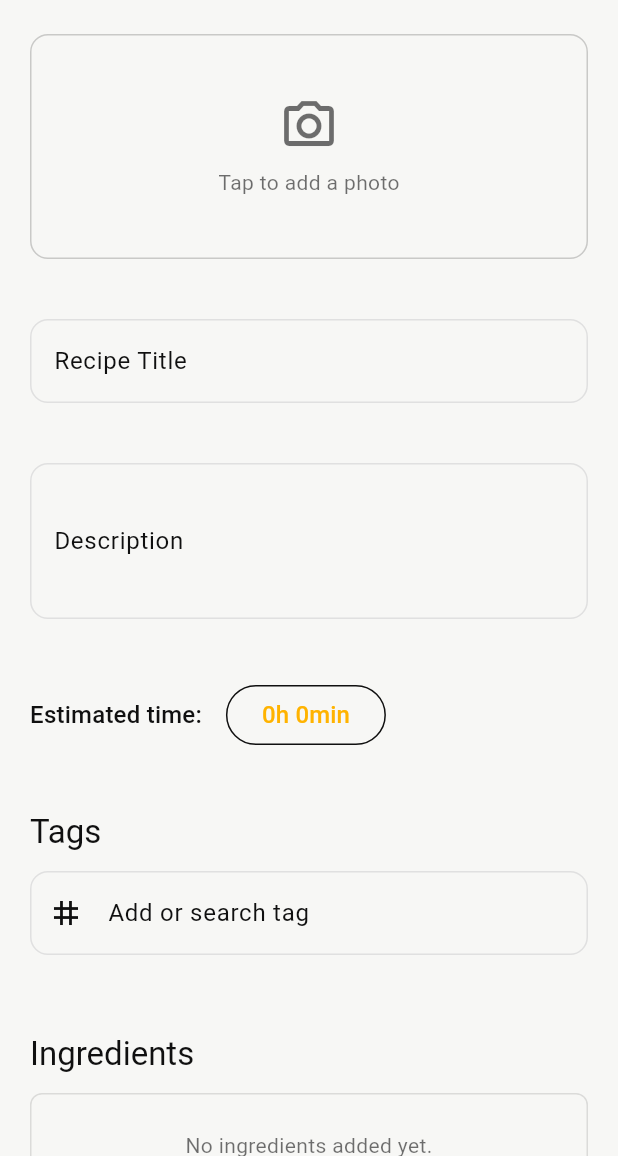
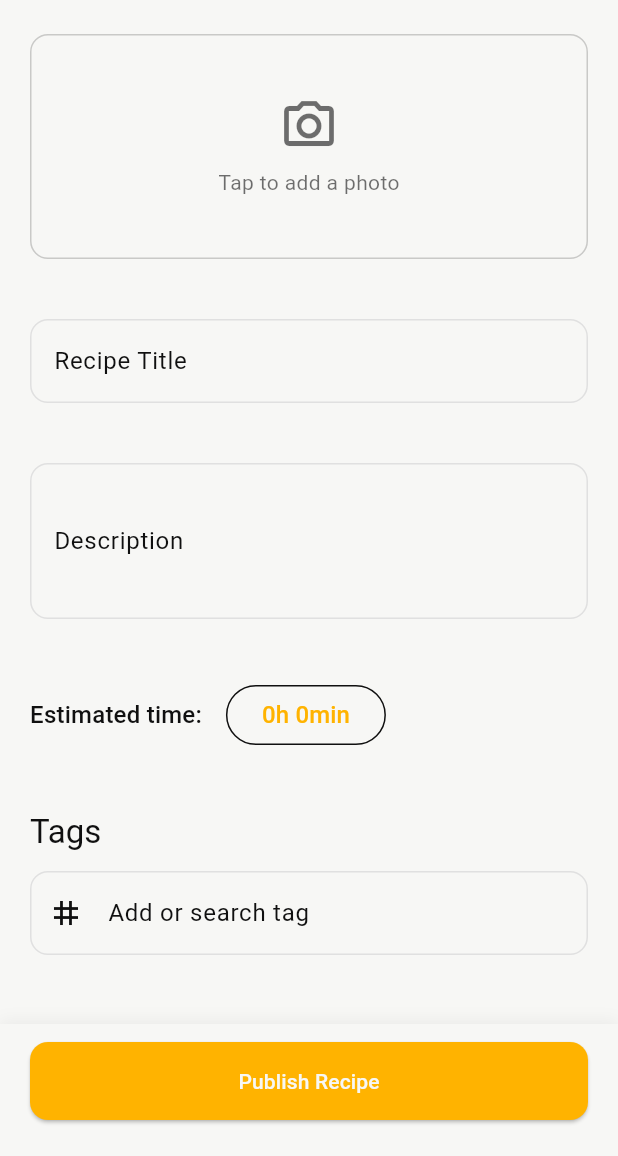
Before and after one commit to badriannp/forking-food, a Flutter app: the AddRecipeScreen screen opened by its route, on a phone screen of 412 x 824 dp, the part 80-1236 px from its top. Run offline on Flutter 3.47's test engine with Material 3 defaults, Android fonts, the phone set to English and light mode, and no system bars; our stand-ins replace cloud_firestore, firebase_auth, firebase_core, firebase_storage, flutter_card_swiper, flutter_svg and 3 more; missing offline and left inert: flutter_facebook_auth; accounts and stored records are empty; project files that could hold a hidden picture were left out.

Commit message:
refactor: ui updates
Add recipe ingredients list and instructions layout

```diff
--- a/lib/screens/tabs/add_recipe_screen.dart
+++ b/lib/screens/tabs/add_recipe_screen.dart
@@ -718,6 +718,7 @@ class _AddRecipeScreenState extends State<AddRecipeScreen> {
     return PopScope(
       canPop: !_hasRecipeDataToClear,
       child: Scaffold(
+        resizeToAvoidBottomInset: false,
         appBar: AppBar(
           centerTitle: true,
           scrolledUnderElevation: 0,
@@ -769,6 +770,9 @@ class _AddRecipeScreenState extends State<AddRecipeScreen> {
             // Close keyboard when tapping outside input fields
             FocusScope.of(context).unfocus();
           },
+          child: Column(
+            children: [
+              Expanded(
                 child: SingleChildScrollView(
                   padding: const EdgeInsets.all(20.0),
                   controller: _scrollController,
@@ -849,10 +853,47 @@ class _AddRecipeScreenState extends State<AddRecipeScreen> {
                         // 6. Dietary Criteria
                         _buildDietaryCriteriaSection(),
 
-                  // 7. Submit Button
-                  Center(
+                        // Extra space at bottom to ensure content is not hidden behind sticky button
+                        // SizedBox(height: MediaQuery.of(context).viewInsets.bottom),
+                      ],
+                    ),
+                  ),
+                ),
+              ),
+              // Sticky publish button at bottom
+              Container(
+                width: double.infinity,
+                // padding: const EdgeInsets.all(20.0),
+                padding: EdgeInsets.fromLTRB(
+                  20.0,
+                  12.0,
+                  20.0,
+                  24.0 + MediaQuery.of(context).viewInsets.bottom,
+                ),
+                decoration: BoxDecoration(
+                  color: Theme.of(context).scaffoldBackgroundColor,
+                  // border: Border(
+                  //   top: BorderSide(
+                  //     color: Theme.of(context).colorScheme.outline.withOpacity(0.2),
+                  //     width: 1,
+                  //   ),
+                  // ),
+                  boxShadow: [
+                    BoxShadow(
+                      color: Colors.black.withOpacity(0.05),
+                      blurRadius: 8,
+                      offset: const Offset(0, -2),
+                    ),
+                  ],
+                ),
                 child: ElevatedButton(
                   onPressed: _isSaving ? null : _saveRecipe,
+                  style: ElevatedButton.styleFrom(
+                    padding: const EdgeInsets.symmetric(vertical: 16),
+                    shape: RoundedRectangleBorder(
+                      borderRadius: BorderRadius.circular(12),
+                    ),
+                  ),
                   child: _isSaving
                     ? const Row(
                         mainAxisSize: MainAxisSize.min,
@@ -869,10 +910,7 @@ class _AddRecipeScreenState extends State<AddRecipeScreen> {
                     : const Text('Publish Recipe'),
                 ),
               ),
-                  const SizedBox(height: 12),
-                ],
-              ),
-            ),
+            ],
           ),
         ),
       ),
@@ -982,19 +1020,65 @@ class _AddRecipeScreenState extends State<AddRecipeScreen> {
                       ),
                     ),
                   )
-                : Wrap(
-                    spacing: 8.0,
-                    runSpacing: 4.0,
+                : Column(
                     children: _ingredients.asMap().entries.map((entry) {
                       int index = entry.key;
                       String item = entry.value;
-                      return Chip(
-                        label: Text(item),
-                        onDeleted: () => _removeIngredient(index),
-                        deleteIconColor: Theme.of(context)
-                            .colorScheme
-                            .onSurface
-                            .withOpacity(0.6),
+                      return Column(
+                        children: [
+                          Padding(
+                            padding: const EdgeInsets.symmetric(vertical: 4.0),
+                            child: Row(
+                              children: [
+                                Container(
+                                  width: 24,
+                                  height: 24,
+                                  decoration: BoxDecoration(
+                                    color: Theme.of(context).colorScheme.primary.withOpacity(0.1),
+                                    shape: BoxShape.circle,
+                                  ),
+                                  child: Center(
+                                    child: Text(
+                                      '${index + 1}',
+                                      style: TextStyle(
+                                        fontSize: 11,
+                                        fontWeight: FontWeight.bold,
+                                        color: Theme.of(context).colorScheme.primary,
+                                      ),
+                                    ),
+                                  ),
+                                ),
+                                const SizedBox(width: 12),
+                                Expanded(
+                                  child: Text(
+                                    item,
+                                    style: Theme.of(context).textTheme.bodyMedium?.copyWith(
+                                      color: Theme.of(context).colorScheme.onSurface,
+                                      height: 1.3,
+                                    ),
+                                  ),
+                                ),
+                                IconButton(
+                                  icon: Icon(
+                                    Icons.remove_circle_outline,
+                                    color: Theme.of(context).colorScheme.error.withOpacity(0.7),
+                                    size: 20,
+                                  ),
+                                  onPressed: () => _removeIngredient(index),
+                                  padding: EdgeInsets.zero,
+                                  constraints: const BoxConstraints(),
+                                ),
+                              ],
+                            ),
+                          ),
+                          if (index < _ingredients.length - 1)
+                            Divider(
+                              height: 1,
+                              thickness: 0.5,
+                              color: Theme.of(context).colorScheme.outline.withOpacity(0.3),
+                              indent: 36,
+                            ),
+                        ],
                       );
                     }).toList(),
                   ),
@@ -1091,23 +1175,18 @@ class _AddRecipeScreenState extends State<AddRecipeScreen> {
 
   Widget _buildInstructionsSection() {
     return Column(
-      spacing: 12,
       crossAxisAlignment: CrossAxisAlignment.start,
       children: [
         Text('Instructions', style: Theme.of(context).textTheme.titleLarge),
-        ListView.builder(
-          shrinkWrap: true,
-          physics: const NeverScrollableScrollPhysics(),
-          itemCount: _instructions.length,
-          itemBuilder: (context, index) {
+        const SizedBox(height: 12),
+        ...List.generate(_instructions.length, (index) {
           return _buildInstructionStepCard(index);
-          },
-        ),
-        const SizedBox(height: 12),
+        }),
+        const SizedBox(height: 32),
         Center(
           child: TextButton.icon(
             icon: const Icon(Icons.add),
-            label: const Text('Add Step'),
+            label: const Text('Add step'),
             onPressed: _addInstruction,
           ),
         ),
@@ -1118,9 +1197,9 @@ class _AddRecipeScreenState extends State<AddRecipeScreen> {
   Widget _buildInstructionStepCard(int index) {
     final step = _instructions[index];
     return Card(
-      margin: const EdgeInsets.only(bottom: 20),
+      margin: const EdgeInsets.only(bottom: 16),
       child: Padding(
-        padding: const EdgeInsets.all(12.0),
+        padding: const EdgeInsets.all(16.0),
         child: Column(
           crossAxisAlignment: CrossAxisAlignment.start,
           children: [
@@ -1129,7 +1208,11 @@ class _AddRecipeScreenState extends State<AddRecipeScreen> {
               children: [
                 Text(
                   'Step ${index + 1}',
-                  style: TextStyle(fontWeight: FontWeight.bold, fontSize: 16, color: Theme.of(context).colorScheme.onSurface),
+                  style: TextStyle(
+                    fontWeight: FontWeight.bold,
+                    fontSize: 16,
+                    color: Theme.of(context).colorScheme.onSurface
+                  ),
                 ),
                 IconButton(
                   icon: Icon(
@@ -1273,6 +1356,12 @@ class _AddRecipeScreenState extends State<AddRecipeScreen> {
             ),
             child: Column(
             children: [
+                if (!_localTags.contains(_tagInput.trim()) && _tagInput.trim().isNotEmpty)
+                ListTile(
+                    leading: const Icon(Icons.add, size: 20),
+                  title: Text('Add "${_tagInput.trim()}"'),
+                    onTap: () => _addNewTag(_tagInput.trim()),
+                ),
                 ..._localTags
                     .where((tag) => tag.toLowerCase().contains(_tagInput.trim().toLowerCase()))
                     .take(5)
@@ -1290,12 +1379,6 @@ class _AddRecipeScreenState extends State<AddRecipeScreen> {
                             }
                           },
                   )),
-                if (!_localTags.contains(_tagInput.trim()) && _tagInput.trim().isNotEmpty)
-                ListTile(
-                    leading: const Icon(Icons.add, size: 20),
-                  title: Text('Add "${_tagInput.trim()}"'),
-                    onTap: () => _addNewTag(_tagInput.trim()),
-                ),
             ],
           ),
           ),
@@ -1344,13 +1427,13 @@ class _AddRecipeScreenState extends State<AddRecipeScreen> {
         spacing: 16,
         crossAxisAlignment: CrossAxisAlignment.start,
         children: [
-          Text('Dietary Criteria', style: Theme.of(context).textTheme.titleMedium),
+          Text('Dietary Criteria', style: Theme.of(context).textTheme.titleLarge),
           TextField(
             controller: _dietaryController,
             focusNode: _dietaryFocus,
             textInputAction: TextInputAction.go,
             decoration: InputDecoration(
-              labelText: 'Search or add dietary criteria',
+              labelText: 'Add or search criteria',
               hintText: 'e.g., Vegan, Gluten Free...',
               hintStyle: TextStyle(
                 color: Theme.of(context).colorScheme.onSurface.withAlpha((0.3 * 255).toInt()),
@@ -1388,22 +1471,6 @@ class _AddRecipeScreenState extends State<AddRecipeScreen> {
                 }
               }
             },
-            // onTap: () {
-            //   // Scroll to show dietary criteria section with delay to allow focus
-            //   Future.delayed(const Duration(milliseconds: 120), () {
-            //     if (mounted) {
-            //       final RenderBox? renderBox = _dietaryFocus.context?.findRenderObject() as RenderBox?;
-            //       if (renderBox != null) {
-            //         Scrollable.ensureVisible(
-            //           _dietaryFocus.context!,
-            //           duration: const Duration(milliseconds: 500),
-            //           curve: Curves.easeInOut,
-            //           alignment: 0.3, // Show at 30% from top
-            //         );
-            //       }
-            //     }
-            //   });
-            // },
           ),
           Wrap(
             spacing: 8,
--- a/lib/screens/tabs/profile_screen.dart
+++ b/lib/screens/tabs/profile_screen.dart
@@ -796,7 +796,7 @@ class _ProfileScreenState extends State<ProfileScreen> with TickerProviderStateM
           filled: true,
           fillColor: Theme.of(context).colorScheme.onSurface.withOpacity(0.05),
           contentPadding: const EdgeInsets.symmetric(horizontal: 4, vertical: 6),
-          hintStyle: Theme.of(context).textTheme.bodyMedium?.copyWith(
+          hintStyle: Theme.of(context).textTheme.bodyLarge?.copyWith(
             color: Theme.of(context).colorScheme.onSurface.withOpacity(0.5),
           ),
           hintText: 'Search',
```
Lines whose indentation alone changed are shown as unchanged.
